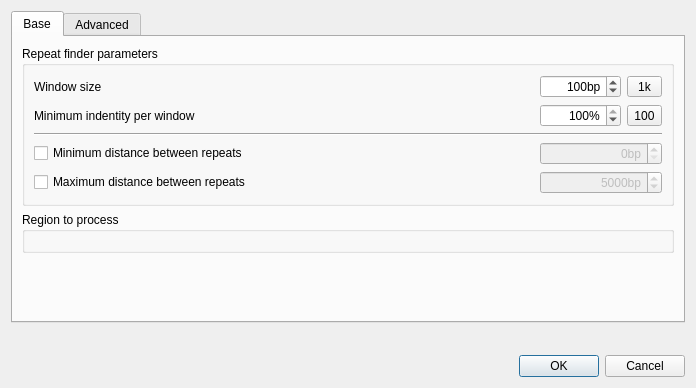
The window that src/plugins/repeat_finder/src/ui/FindRepeatsDialog.ui (violethaze74/ugene) describes before a commit, drawn with Qt 5.
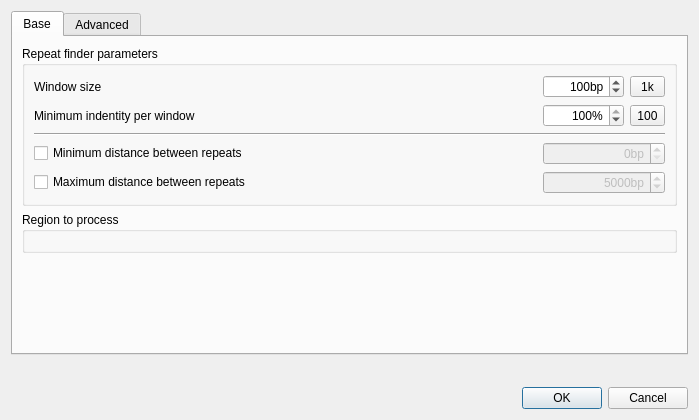
The same window after the commit. Icons and pictures are not drawn.

Commit message: GUI fix: preferred size of dialogs that contain annotation widget

```diff
--- a/src/plugins/repeat_finder/src/ui/FindRepeatsDialog.ui
+++ b/src/plugins/repeat_finder/src/ui/FindRepeatsDialog.ui
@@ -9,8 +9,8 @@
    <rect>
     <x>0</x>
     <y>0</y>
-    <width>696</width>
-    <height>388</height>
+    <width>699</width>
+    <height>420</height>
    </rect>
   </property>
   <property name="windowTitle">
@@ -343,19 +343,6 @@
          </property>
         </widget>
        </item>
-       <item>
-        <spacer name="verticalSpacer">
-         <property name="orientation">
-          <enum>Qt::Vertical</enum>
-         </property>
-         <property name="sizeHint" stdset="0">
-          <size>
-           <width>20</width>
-           <height>37</height>
-          </size>
-         </property>
-        </spacer>
-       </item>
       </layout>
      </widget>
      <widget class="QWidget" name="tab_2">
```
The commit also changes 7 other files.
